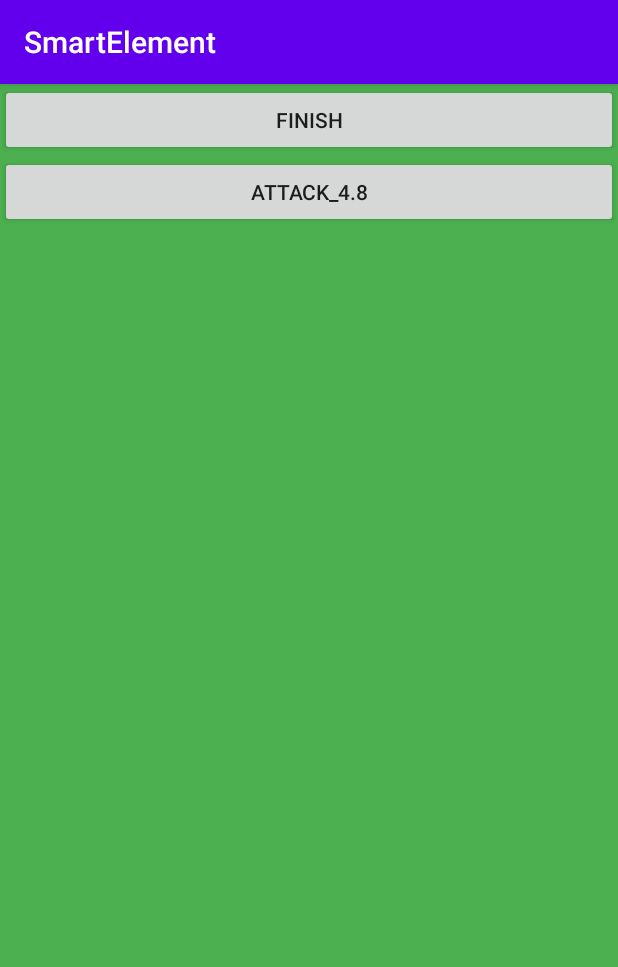
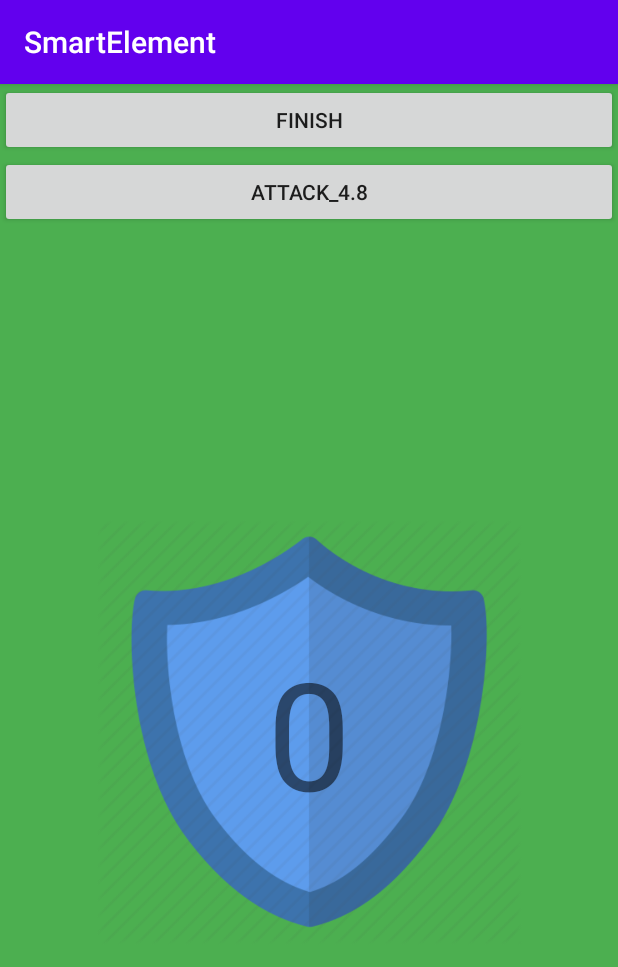
Before and after one commit to EwaFengler/SmartElement, an Android app: the GameActivity screen opened directly, with no data from a screen before it, on a phone screen of 412 x 824 dp. Shown: the top 967 px of the screen. Run offline under Robolectric (Android 15) with nearby library versions, the phone set to English and light mode, and no system bars; libraries missing offline, so code that uses them is left out: org.tensorflow.lite; 2 statements that could not run were skipped.

Commit message:
add health colors and shield image

```diff
--- a/SmartElement/app/src/main/java/com/example/smartelement/GameWrapper.java
+++ b/SmartElement/app/src/main/java/com/example/smartelement/GameWrapper.java
@@ -42,6 +42,7 @@ public class GameWrapper {
 
     public void onShield() {
         playerStatus.loadShield();
+        updateShield(playerStatus.getShieldStrength());
     }
 
     public void onExecute() {
@@ -57,6 +58,7 @@ public class GameWrapper {
         } else if (message.startsWith(MESSAGE_ATTACK_PREFIX)) {
             float damage = Float.parseFloat(message.split(MESSAGE_ATTACK_PREFIX)[1]);
             playerStatus.receiveDamage(damage);
+            updateShield(playerStatus.getShieldStrength());
             updateHealth(playerStatus.getDamagePercentage());
 
             if (playerStatus.isOver()) {
@@ -79,4 +81,8 @@ public class GameWrapper {
     private void updateHealth(float damagePercentage) {
         gameActivity.updateHealth(damagePercentage);
     }
+
+    private void updateShield(float shieldStrength) {
+        gameActivity.updateShield(shieldStrength);
+    }
 }
--- a/SmartElement/app/src/main/java/com/example/smartelement/PlayerStatus.java
+++ b/SmartElement/app/src/main/java/com/example/smartelement/PlayerStatus.java
@@ -59,6 +59,10 @@ public class PlayerStatus {
         return 1 - (health / MAX_HEALTH);
     }
 
+    synchronized public float getShieldStrength() {
+        return shieldStrength;
+    }
+
     public boolean isOver() {
         return over;
     }
--- a/SmartElement/app/src/main/res/layout/activity_game.xml
+++ b/SmartElement/app/src/main/res/layout/activity_game.xml
@@ -14,13 +14,14 @@
         app:layout_constraintGuide_percent="0" />
 
     <LinearLayout
+        android:id="@+id/healthLayout"
         android:layout_width="match_parent"
         android:layout_height="0dp"
         android:background="#4CAF50"
         android:orientation="vertical"
         app:layout_constraintBottom_toBottomOf="parent"
         app:layout_constraintTop_toTopOf="@+id/damageGuideline"
-        tools:layout_editor_absoluteX="16dp" >
+        tools:layout_editor_absoluteX="16dp">
 
         <Button
             android:id="@+id/test_send_finish"
@@ -35,6 +36,38 @@
             android:layout_height="wrap_content"
             android:onClick="testSendAttack"
             android:text="attack_4.8" />
+
+        <androidx.constraintlayout.widget.ConstraintLayout
+            android:layout_width="match_parent"
+            android:layout_height="match_parent">
+
+            <ImageView
+                android:id="@+id/imageView"
+                android:layout_width="0dp"
+                android:layout_height="0dp"
+                android:layout_marginStart="64dp"
+                android:layout_marginTop="64dp"
+                android:layout_marginEnd="64dp"
+                android:layout_marginBottom="64dp"
+                android:scaleType="centerInside"
+                app:layout_constraintBottom_toBottomOf="parent"
+                app:layout_constraintEnd_toEndOf="parent"
+                app:layout_constraintStart_toStartOf="parent"
+                app:layout_constraintTop_toTopOf="parent"
+                app:srcCompat="@drawable/shield" />
+
+            <TextView
+                android:id="@+id/shieldTextView"
+                android:layout_width="wrap_content"
+                android:layout_height="wrap_content"
+                android:text="0"
+                android:textSize="100sp"
+                app:layout_constraintBottom_toBottomOf="parent"
+                app:layout_constraintEnd_toEndOf="parent"
+                app:layout_constraintStart_toStartOf="parent"
+                app:layout_constraintTop_toTopOf="parent" />
+        </androidx.constraintlayout.widget.ConstraintLayout>
+
     </LinearLayout>
 
 </androidx.constraintlayout.widget.ConstraintLayout>
```
Also changed, not shown: SmartElement/app/src/main/java/com/example/smartelement/GameActivity.java (+15 -0 lines), SmartElement/app/src/main/res/drawable-v24/shield.png (added).
